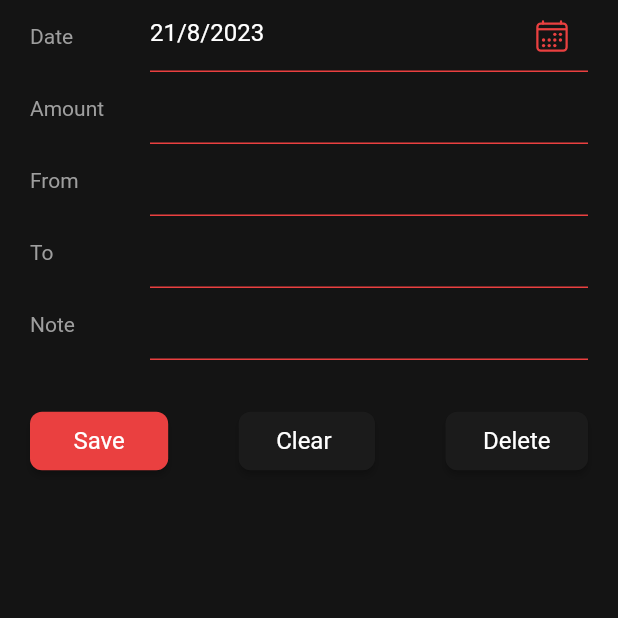
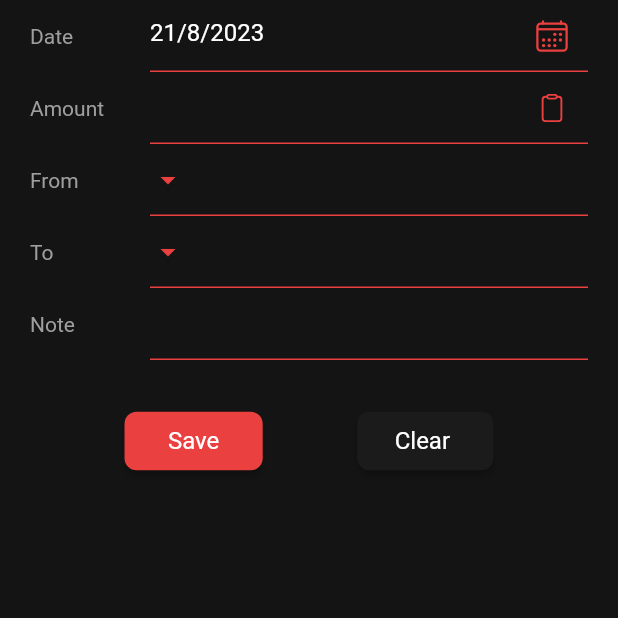
Before and after one commit to joyaljosephnote/Fin_Trackr, a Flutter app: the AddTransferScreen screen opened directly, on a phone screen of 412 x 824 dp, the top half of it. Run offline on Flutter 3.47's test engine with Material 2 defaults, Android fonts, the phone set to English and light mode, and no system bars; our stand-ins replace flutter_spinkit, google_fonts, hive, hive_flutter, image_picker, ionicons and 5 more; missing offline and left inert: clipboard, currency_picker, month_year_picker; accounts and stored records are empty; project files that could hold a hidden picture were left out.

Commit message:
the dropdown lost error fixed

```diff
--- a/lib/screens/transaction_screen/add_transactions/add_transfer_screen.dart
+++ b/lib/screens/transaction_screen/add_transactions/add_transfer_screen.dart
@@ -1,5 +1,7 @@
+import 'package:clipboard/clipboard.dart';
 import 'package:fin_trackr/constant/constant.dart';
-
+import 'package:fin_trackr/db/functions/account_group_function.dart';
+import 'package:fin_trackr/db/functions/currency_function.dart';
 import 'package:flutter/material.dart';
 import 'package:ionicons/ionicons.dart';
 
@@ -17,6 +19,8 @@ class _AddTransferScreenState extends State<AddTransferScreen> {
   final _accountFromController = TextEditingController();
   final _accountToController = TextEditingController();
   final _noteController = TextEditingController();
+  String? _accountFrom;
+  String? _accountTo;
 
   // ignore: non_constant_identifier_names
   final _FormKey = GlobalKey<FormState>();
@@ -59,7 +63,6 @@ class _AddTransferScreenState extends State<AddTransferScreen> {
                   ),
                   Expanded(
                     child: TextFormField(
-                      // keyboardType: ,
                       validator: (value) {
                         if (value == null || value.isEmpty) {
                           return 'Enter Date';
@@ -67,7 +70,6 @@ class _AddTransferScreenState extends State<AddTransferScreen> {
                           return null;
                         }
                       },
-
                       cursorColor: AppColor.ftTextSecondayColor,
                       style: const TextStyle(
                         color: AppColor.ftTextSecondayColor,
@@ -160,13 +162,28 @@ class _AddTransferScreenState extends State<AddTransferScreen> {
                       style: const TextStyle(
                         color: AppColor.ftTextSecondayColor,
                       ),
-                      decoration: const InputDecoration(
-                        enabledBorder: UnderlineInputBorder(
-                          borderSide: BorderSide(
-                            color: AppColor.ftTabBarSelectorColor,
+                      decoration: InputDecoration(
+                          prefixText: "${currencySymboleUpdate.value} ",
+                          prefixStyle: const TextStyle(
+                              color: AppColor.ftTextSecondayColor),
+                          enabledBorder: const UnderlineInputBorder(
+                            borderSide: BorderSide(
+                              color: AppColor.ftTabBarSelectorColor,
+                            ),
                           ),
-                        ),
-                      ),
+                          suffixIcon: IconButton(
+                              onPressed: () {
+                                FlutterClipboard.paste().then((value) {
+                                  setState(() {
+                                    _amountController.text = value;
+                                  });
+                                });
+                              },
+                              icon: const Icon(
+                                Ionicons.clipboard_outline,
+                                size: 20,
+                                color: AppColor.ftTabBarSelectorColor,
+                              ))),
                       readOnly: false,
                     ),
                   ),
@@ -187,8 +204,41 @@ class _AddTransferScreenState extends State<AddTransferScreen> {
                     ),
                   ),
                   Expanded(
-                    child: TextFormField(
-                      keyboardType: TextInputType.text,
+                      child: Theme(
+                    data: Theme.of(context).copyWith(
+                      splashColor: Colors.transparent,
+                      highlightColor: Colors.transparent,
+                    ),
+                    child: DropdownButtonFormField<String>(
+                      decoration: const InputDecoration(
+                        enabledBorder: UnderlineInputBorder(
+                          borderSide: BorderSide(
+                            color: AppColor.ftTabBarSelectorColor,
+                          ),
+                        ),
+                      ),
+                      hint: const Text(
+                        'Select account type',
+                        style: TextStyle(color: Colors.transparent),
+                      ),
+                      value: _accountFrom,
+                      items: accountGroupNotifier.value
+                          .map((e) => DropdownMenuItem(
+                                value: e.id,
+                                child: Text(
+                                  e.name,
+                                  style: const TextStyle(
+                                    color: AppColor.ftTextSecondayColor,
+                                  ),
+                                ),
+                                onTap: () {},
+                              ))
+                          .toList(),
+                      onChanged: (selectedValue) {
+                        setState(() {
+                          _accountFrom = selectedValue;
+                        });
+                      },
                       validator: (value) {
                         if (value == null || value.isEmpty) {
                           return 'Required Feild';
@@ -196,21 +246,18 @@ class _AddTransferScreenState extends State<AddTransferScreen> {
                           return null;
                         }
                       },
-                      controller: _accountFromController,
-                      cursorColor: AppColor.ftTextSecondayColor,
-                      style: const TextStyle(
-                        color: AppColor.ftTextSecondayColor,
-                      ),
-                      decoration: const InputDecoration(
-                        enabledBorder: UnderlineInputBorder(
-                          borderSide: BorderSide(
-                            color: AppColor.ftTabBarSelectorColor,
-                          ),
+                      isExpanded: true,
+                      icon: Padding(
+                        padding: const EdgeInsets.only(right: 12),
+                        child: Container(
+                          alignment: Alignment.centerLeft,
+                          child: const Icon(Icons.arrow_drop_down,
+                              color: AppColor.ftTabBarSelectorColor),
                         ),
                       ),
-                      readOnly: false,
+                      dropdownColor: AppColor.ftAppBarColor,
                     ),
-                  ),
+                  )),
                 ],
               ),
               Row(
@@ -228,8 +275,41 @@ class _AddTransferScreenState extends State<AddTransferScreen> {
                     ),
                   ),
                   Expanded(
-                    child: TextFormField(
-                      keyboardType: TextInputType.text,
+                      child: Theme(
+                    data: Theme.of(context).copyWith(
+                      splashColor: Colors.transparent,
+                      highlightColor: Colors.transparent,
+                    ),
+                    child: DropdownButtonFormField<String>(
+                      decoration: const InputDecoration(
+                        enabledBorder: UnderlineInputBorder(
+                          borderSide: BorderSide(
+                            color: AppColor.ftTabBarSelectorColor,
+                          ),
+                        ),
+                      ),
+                      hint: const Text(
+                        'Select account type',
+                        style: TextStyle(color: Colors.transparent),
+                      ),
+                      value: _accountTo,
+                      items: accountGroupNotifier.value
+                          .map((e) => DropdownMenuItem(
+                                value: e.id,
+                                child: Text(
+                                  e.name,
+                                  style: const TextStyle(
+                                    color: AppColor.ftTextSecondayColor,
+                                  ),
+                                ),
+                                onTap: () {},
+                              ))
+                          .toList(),
+                      onChanged: (selectedValue) {
+                        setState(() {
+                          _accountTo = selectedValue;
+                        });
+                      },
                       validator: (value) {
                         if (value == null || value.isEmpty) {
                           return 'Required Feild';
@@ -237,21 +317,18 @@ class _AddTransferScreenState extends State<AddTransferScreen> {
                           return null;
                         }
                       },
-                      controller: _accountToController,
-                      cursorColor: AppColor.ftTextSecondayColor,
-                      style: const TextStyle(
-                        color: AppColor.ftTextSecondayColor,
-                      ),
-                      decoration: const InputDecoration(
-                        enabledBorder: UnderlineInputBorder(
-                          borderSide: BorderSide(
-                            color: AppColor.ftTabBarSelectorColor,
-                          ),
+                      isExpanded: true,
+                      icon: Padding(
+                        padding: const EdgeInsets.only(right: 12),
+                        child: Container(
+                          alignment: Alignment.centerLeft,
+                          child: const Icon(Icons.arrow_drop_down,
+                              color: AppColor.ftTabBarSelectorColor),
                         ),
                       ),
-                      readOnly: false,
+                      dropdownColor: AppColor.ftAppBarColor,
                     ),
-                  ),
+                  )),
                 ],
               ),
               Row(
@@ -298,7 +375,7 @@ class _AddTransferScreenState extends State<AddTransferScreen> {
               Padding(
                 padding: const EdgeInsets.only(top: 30),
                 child: Row(
-                  mainAxisAlignment: MainAxisAlignment.spaceBetween,
+                  mainAxisAlignment: MainAxisAlignment.spaceEvenly,
                   children: [
                     ElevatedButton(
                       style: ElevatedButton.styleFrom(
@@ -342,29 +419,6 @@ class _AddTransferScreenState extends State<AddTransferScreen> {
                         ),
                       ),
                     ),
-                    ElevatedButton(
-                      style: ElevatedButton.styleFrom(
-                        backgroundColor: AppColor.ftTransactionColor,
-                        shape: RoundedRectangleBorder(
-                          borderRadius: BorderRadius.circular(8),
-                        ),
-                        textStyle: TextStyle(fontSize: fontSize),
-                        padding: const EdgeInsets.symmetric(
-                            vertical: 10, horizontal: 25),
-                      ),
-                      onPressed: () {
-                        // if (_formKey.currentState!.validate()) {
-                        //   addMoneyProLF.addAmountButtonClicked(context: context);
-                        //   addMoneyProLF.clearField();
-                        // }
-                      },
-                      child: const Text(
-                        'Delete',
-                        style: TextStyle(
-                          color: AppColor.ftTextSecondayColor,
-                        ),
-                      ),
-                    ),
                   ],
                 ),
               ),
--- a/lib/screens/transaction_screen/transaction_screen.dart
+++ b/lib/screens/transaction_screen/transaction_screen.dart
@@ -63,6 +63,7 @@ class _TransactionScreenState extends State<TransactionScreen> {
         title: Row(
           children: [
             Row(
+              mainAxisAlignment: MainAxisAlignment.spaceBetween,
               children: [
                 IconButton(
                   alignment: Alignment.centerRight,
@@ -84,9 +85,7 @@ class _TransactionScreenState extends State<TransactionScreen> {
                     TransactionDB.instance.getTransactionsForCurrentMonth();
                   },
                 ),
-                SizedBox(
-                  // width: 100,
-                  child: TextButton(
+                TextButton(
                   onPressed: () async {
                     var daterange = DateTimeRange(
                       start:
@@ -118,7 +117,6 @@ class _TransactionScreenState extends State<TransactionScreen> {
                         fontSize: fontSize,
                         fontWeight: FontWeight.bold,
                         color: AppColor.ftTextSecondayColor),
-                    ),
                   ),
                 ),
                 IconButton(
--- a/pubspec.yaml
+++ b/pubspec.yaml
@@ -57,6 +57,7 @@ dependencies:
   shared_preferences: ^2.1.1
   lottie: ^2.3.2
   smooth_page_indicator: ^1.1.0
+  clipboard: ^0.1.3
 
 
 
```
Also changed, not shown: lib/screens/calculator/calculator_screen.dart (+8 -4 lines), lib/screens/transaction_screen/add_transactions/add_expense_screen.dart (+25 -7 lines), lib/screens/transaction_screen/add_transactions/add_income_screen.dart (+24 -15 lines), pubspec.lock. Lines whose indentation alone changed are shown as unchanged.
